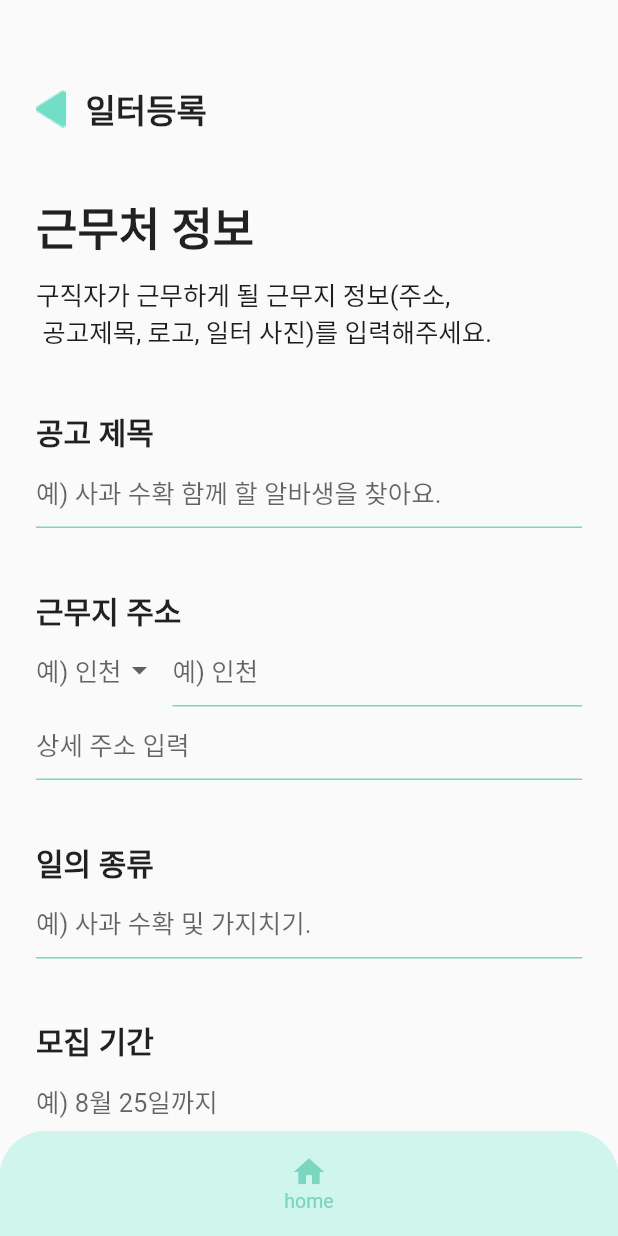
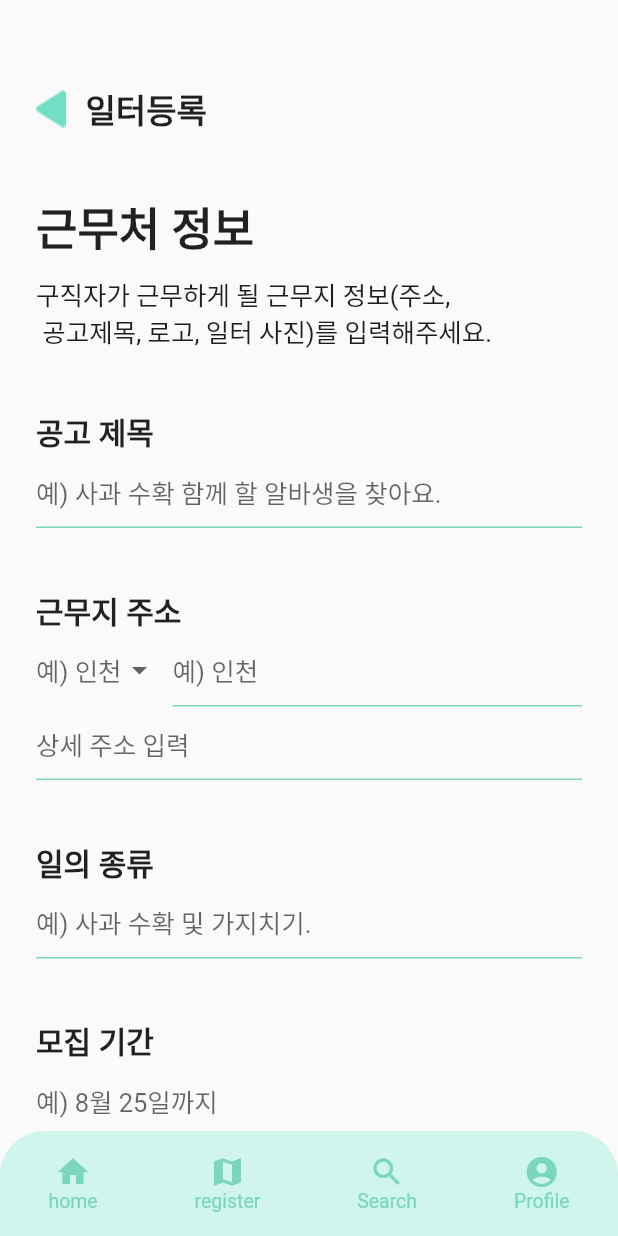
Before and after one commit to jgw1202/countryside_PJ, a Flutter app: the RegistrationPage screen opened directly, on a phone screen of 412 x 824 dp. Run offline on Flutter 3.47's test engine with Material 2 defaults, Android fonts, the phone set to English and light mode, and no system bars; our stand-ins replace introduction_screen, table_calendar.

Commit message:
Update register.dart

```diff
--- a/lib/register.dart
+++ b/lib/register.dart
@@ -599,15 +599,12 @@ class _RegistrationPageState extends State<RegistrationPage> {
           shape: CircularNotchedRectangle(),
           color: Color(0xFFD0F5EC),
           child: Container(
-            height: 70.0,
+            height: 70.0, // Adjust the height as needed
             child: Row(
-              mainAxisAlignment: MainAxisAlignment.center,
+              mainAxisAlignment:
+                  MainAxisAlignment.spaceAround, // Align items evenly
               children: [
-                GestureDetector(
-                  onTap: () {
-                    Navigator.pushNamed(context, '/home'); // 홈페이지로 이동하는 코드
-                  },
-                  child: Column(
+                Column(
                   children: [
                     SizedBox(height: 15),
                     Icon(Icons.home, color: Color(0xFF7AD6BF)),
@@ -620,6 +617,44 @@ class _RegistrationPageState extends State<RegistrationPage> {
                     ),
                   ],
                 ),
+                Column(
+                  children: [
+                    SizedBox(height: 15),
+                    Icon(Icons.map, color: Color(0xFF7AD6BF)),
+                    Text(
+                      "register",
+                      style: TextStyle(
+                        fontSize: 13,
+                        color: Color.fromRGBO(122, 214, 191, 1.0),
+                      ),
+                    ),
+                  ],
+                ),
+                Column(
+                  children: [
+                    SizedBox(height: 15),
+                    Icon(Icons.search, color: Color(0xFF7AD6BF)),
+                    Text(
+                      "Search",
+                      style: TextStyle(
+                        fontSize: 13,
+                        color: Color.fromRGBO(122, 214, 191, 1.0),
+                      ),
+                    ),
+                  ],
+                ),
+                Column(
+                  children: [
+                    SizedBox(height: 15),
+                    Icon(Icons.account_circle, color: Color(0xFF7AD6BF)),
+                    Text(
+                      "Profile",
+                      style: TextStyle(
+                        fontSize: 13,
+                        color: Color.fromRGBO(122, 214, 191, 1.0),
+                      ),
+                    ),
+                  ],
                 ),
               ],
             ),
```
Lines whose indentation alone changed are shown as unchanged.
